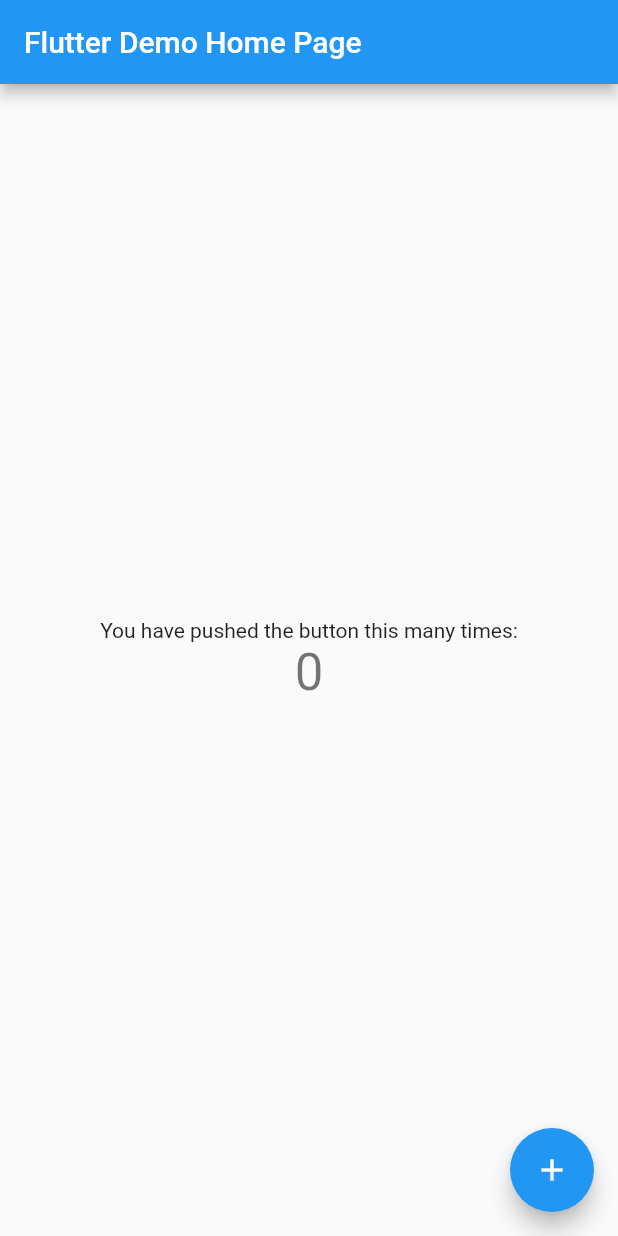
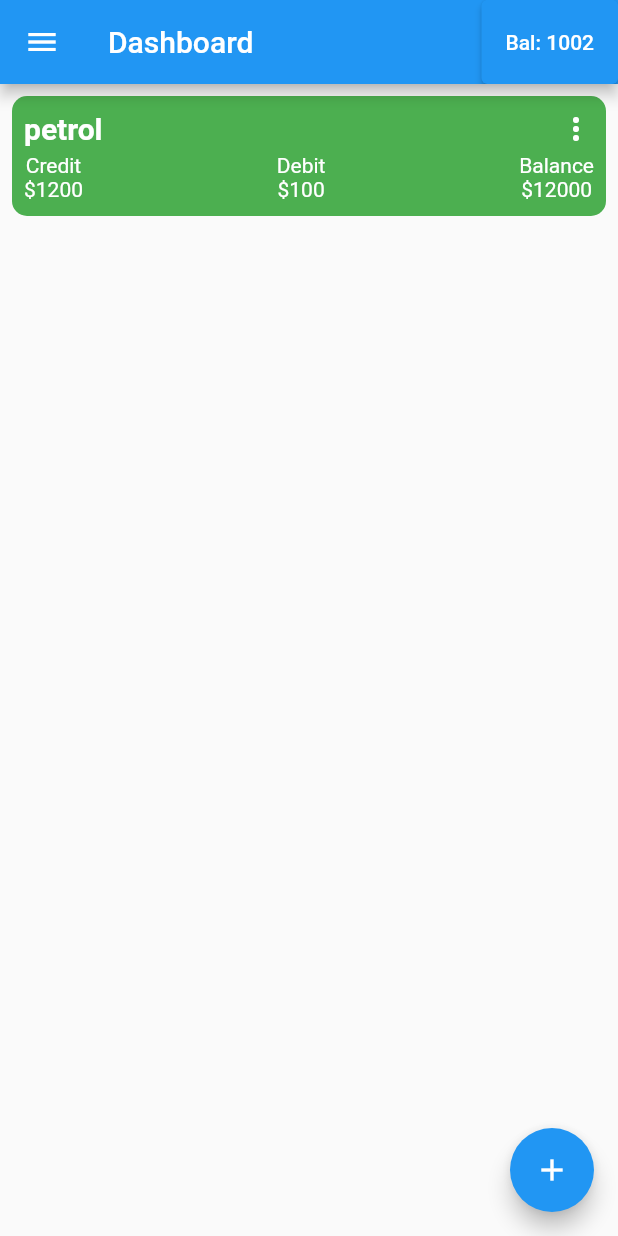
Before and after one commit to amityamsi/khata_app, a Flutter app: the screen it shows after launch, on a phone screen of 412 x 824 dp. Run offline on Flutter 3.47's test engine with Material 2 defaults, Android fonts, the phone set to English and light mode, and no system bars.

Commit message:
creating ui of home page and drawer

```diff
--- /dev/null
+++ b/lib/app/constants/colors.dart
@@ -0,0 +1,11 @@
+import 'package:flutter/material.dart';
+
+class AppColors {
+  static Color white = Colors.white;
+  static Color black = Colors.black;
+  static Color red = Colors.red;
+  static Color green = Colors.green;
+  static Color yellow = Colors.yellow;
+  static Color blue = Colors.blue;
+  static Color orange = Colors.orange;
+}
--- /dev/null
+++ b/lib/app/ui/home_screen.dart
@@ -0,0 +1,73 @@
+import 'package:flutter/material.dart';
+import 'package:flutter/src/widgets/container.dart';
+import 'package:flutter/src/widgets/framework.dart';
+import 'package:khata_app/app/widgets/custom_list_widget.dart';
+
+class HomeScreen extends StatelessWidget {
+  const HomeScreen({super.key});
+
+  @override
+  Widget build(BuildContext context) {
+    return Scaffold(
+      appBar: AppBar(
+        title: Text("Dashboard"),
+        actions: [ElevatedButton(onPressed: () {}, child: Text("Bal: 1002"))],
+      ),
+      drawer: SafeArea(
+        child: Drawer(
+          child: Column(
+              mainAxisAlignment: MainAxisAlignment.spaceBetween,
+              children: [
+                Row(
+                  mainAxisAlignment: MainAxisAlignment.spaceAround,
+                  children: [
+                    Icon(Icons.cloud_upload),
+                    Text("Backup"),
+                  ],
+                ),
+                Row(
+                  mainAxisAlignment: MainAxisAlignment.spaceAround,
+                  children: [
+                    Icon(Icons.restore),
+                    Text("Restore"),
+                  ],
+                ),
+                Row(
+                  mainAxisAlignment: MainAxisAlignment.spaceAround,
+                  children: [
+                    Icon(Icons.password_rounded),
+                    Text("Change Password"),
+                  ],
+                ),
+                Row(
+                  mainAxisAlignment: MainAxisAlignment.spaceAround,
+                  children: [
+                    Icon(Icons.currency_exchange_outlined),
+                    Text("Change Currency"),
+                  ],
+                ),
+                Row(
+                  mainAxisAlignment: MainAxisAlignment.spaceAround,
+                  children: [
+                    Icon(Icons.article_outlined),
+                    Text("Terms & Conditions"),
+                  ],
+                ),
+                Row(
+                  mainAxisAlignment: MainAxisAlignment.spaceAround,
+                  children: [
+                    Icon(Icons.share),
+                    Text("Share"),
+                  ],
+                ),
+              ]),
+        ),
+      ),
+      floatingActionButton: FloatingActionButton(
+        onPressed: () {},
+        child: Icon(Icons.add),
+      ),
+      body: CustomTileListWidget(),
+    );
+  }
+}
--- /dev/null
+++ b/lib/app/widgets/custom_list_widget.dart
@@ -0,0 +1,121 @@
+import 'package:flutter/cupertino.dart';
+import 'package:flutter/material.dart';
+import 'package:flutter/src/widgets/container.dart';
+import 'package:flutter/src/widgets/framework.dart';
+import 'package:khata_app/app/constants/colors.dart';
+
+class CustomTileListWidget extends StatelessWidget {
+  const CustomTileListWidget({super.key});
+
+  @override
+  Widget build(BuildContext context) {
+    return Padding(
+      padding: const EdgeInsets.all(8.0),
+      child: Container(
+        height: 80,
+        decoration: BoxDecoration(
+            color: AppColors.green, borderRadius: BorderRadius.circular(10.0)),
+        child: Padding(
+          padding: const EdgeInsets.all(8.0),
+          child: Column(
+              mainAxisAlignment: MainAxisAlignment.spaceAround,
+              children: [
+                Row(
+                  mainAxisAlignment: MainAxisAlignment.spaceBetween,
+                  children: [
+                    Text(
+                      "petrol",
+                      style: TextStyle(
+                          color: AppColors.white,
+                          fontWeight: FontWeight.bold,
+                          fontSize: 20.0),
+                    ),
+                    GestureDetector(
+                      onTap: () {
+                        showDialog<void>(
+                          context: context,
+                          barrierDismissible: true, // user must tap button!
+                          builder: (BuildContext context) {
+                            return AlertDialog(
+                              alignment: Alignment.center,
+                              shape: RoundedRectangleBorder(
+                                  borderRadius:
+                                      BorderRadius.all(Radius.circular(20.0))),
+                              title: const Text('Account Options'),
+                              content: SingleChildScrollView(
+                                child: Row(
+                                    mainAxisAlignment:
+                                        MainAxisAlignment.spaceEvenly,
+                                    children: [
+                                      Column(
+                                        children: [
+                                          Icon(Icons.edit),
+                                          Text("Rename")
+                                        ],
+                                      ),
+                                      Column(
+                                        children: [
+                                          Icon(Icons.delete_forever_sharp),
+                                          Text("Delete")
+                                        ],
+                                      ),
+                                    ]),
+                              ),
+                            );
+                          },
+                        );
+                      },
+                      child: Icon(
+                        Icons.more_vert_outlined,
+                        color: AppColors.white,
+                      ),
+                    )
+                  ],
+                ),
+                Row(
+                  mainAxisAlignment: MainAxisAlignment.spaceBetween,
+                  children: [
+                    Column(
+                      children: [
+                        Text(
+                          "Credit",
+                          style: TextStyle(color: AppColors.white),
+                        ),
+                        Text(
+                          r"$1200",
+                          style: TextStyle(color: AppColors.white),
+                        ),
+                      ],
+                    ),
+                    Column(
+                      children: [
+                        Text(
+                          "Debit",
+                          style: TextStyle(color: AppColors.white),
+                        ),
+                        Text(
+                          r"$100",
+                          style: TextStyle(color: AppColors.white),
+                        ),
+                      ],
+                    ),
+                    Column(
+                      children: [
+                        Text(
+                          "Balance",
+                          style: TextStyle(color: AppColors.white),
+                        ),
+                        Text(
+                          r"$12000",
+                          style: TextStyle(color: AppColors.white),
+                        ),
+                      ],
+                    )
+                  ],
+                )
+              ]),
+        ),
+      ),
+    );
+  }
+}
--- /dev/null
+++ b/lib/app/widgets/dialog.dart
@@ -0,0 +1,11 @@
+import 'package:flutter/src/widgets/container.dart';
+import 'package:flutter/src/widgets/framework.dart';
+
+class AccountDialog extends StatelessWidget {
+  const AccountDialog({super.key});
+
+  @override
+  Widget build(BuildContext context) {
+    return Container();
+  }
+}
--- a/lib/main.dart
+++ b/lib/main.dart
@@ -1,4 +1,5 @@
 import 'package:flutter/material.dart';
+import 'package:khata_app/app/ui/home_screen.dart';
 
 void main() {
   runApp(const MyApp());
@@ -13,33 +14,15 @@ class MyApp extends StatelessWidget {
     return MaterialApp(
       title: 'Flutter Demo',
       theme: ThemeData(
-        // This is the theme of your application.
-        //
-        // Try running your application with "flutter run". You'll see the
-        // application has a blue toolbar. Then, without quitting the app, try
-        // changing the primarySwatch below to Colors.green and then invoke
-        // "hot reload" (press "r" in the console where you ran "flutter run",
-        // or simply save your changes to "hot reload" in a Flutter IDE).
-        // Notice that the counter didn't reset back to zero; the application
-        // is not restarted.
         primarySwatch: Colors.blue,
       ),
-      home: const MyHomePage(title: 'Flutter Demo Home Page'),
+      home: const HomeScreen(),
     );
   }
 }
 
 class MyHomePage extends StatefulWidget {
   const MyHomePage({super.key, required this.title});
-
-  // This widget is the home page of your application. It is stateful, meaning
-  // that it has a State object (defined below) that contains fields that affect
-  // how it looks.
-
-  // This class is the configuration for the state. It holds the values (in this
-  // case the title) provided by the parent (in this case the App widget) and
-  // used by the build method of the State. Fields in a Widget subclass are
-  // always marked "final".
 
   final String title;
 
--- a/pubspec.yaml
+++ b/pubspec.yaml
@@ -36,6 +36,7 @@ dependencies:
   # The following adds the Cupertino Icons font to your application.
   # Use with the CupertinoIcons class for iOS style icons.
   cupertino_icons: ^1.0.2
+  riverpod: ^2.3.0
 
 dev_dependencies:
   flutter_test:
```
Also changed, not shown: pubspec.lock.
